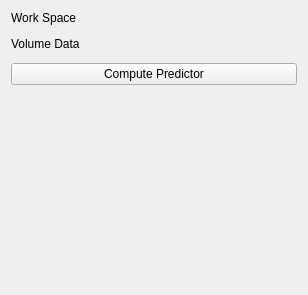
bingogome/samm, file samm/SammBase/Resources/UI/SammBase.ui: the form before one commit.
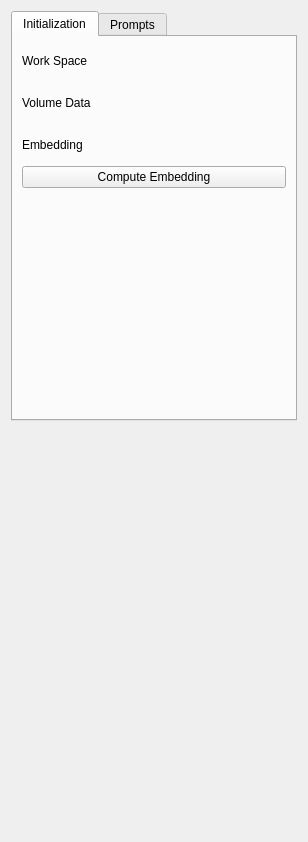
The form after the commit. Custom widgets are drawn as their Qt base class.

Commit message: added prompt UIs

The edit to the form file:
```diff
--- a/samm/SammBase/Resources/UI/SammBase.ui
+++ b/samm/SammBase/Resources/UI/SammBase.ui
@@ -7,12 +7,34 @@
     <x>0</x>
     <y>0</y>
     <width>308</width>
-    <height>295</height>
+    <height>842</height>
    </rect>
   </property>
   <layout class="QVBoxLayout" name="verticalLayout">
    <item>
+    <widget class="QTabWidget" name="tabWidget">
+     <property name="currentIndex">
+      <number>0</number>
+     </property>
+     <widget class="QWidget" name="tab">
+      <attribute name="title">
+       <string>Initialization</string>
+      </attribute>
+      <layout class="QVBoxLayout" name="verticalLayout_2">
+       <item>
     <widget class="QLabel" name="label">
+         <property name="minimumSize">
+          <size>
+           <width>0</width>
+           <height>30</height>
+          </size>
+         </property>
+         <property name="maximumSize">
+          <size>
+           <width>16777215</width>
+           <height>30</height>
+          </size>
+         </property>
      <property name="text">
       <string>Work Space</string>
      </property>
@@ -23,6 +45,18 @@
    </item>
    <item>
     <widget class="QLabel" name="label_2">
+         <property name="minimumSize">
+          <size>
+           <width>0</width>
+           <height>30</height>
+          </size>
+         </property>
+         <property name="maximumSize">
+          <size>
+           <width>16777215</width>
+           <height>30</height>
+          </size>
+         </property>
      <property name="text">
       <string>Volume Data</string>
      </property>
@@ -43,11 +77,103 @@
      </property>
     </widget>
    </item>
+       <item>
+        <widget class="QLabel" name="label_5">
+         <property name="minimumSize">
+          <size>
+           <width>0</width>
+           <height>30</height>
+          </size>
+         </property>
+         <property name="text">
+          <string>Embedding</string>
+         </property>
+        </widget>
+       </item>
    <item>
     <widget class="QPushButton" name="pushComputePredictor">
      <property name="text">
-      <string>Compute Predictor</string>
-     </property>
+          <string>Compute Embedding</string>
+         </property>
+        </widget>
+       </item>
+       <item>
+        <spacer name="verticalSpacer_2">
+         <property name="orientation">
+          <enum>Qt::Vertical</enum>
+         </property>
+         <property name="sizeHint" stdset="0">
+          <size>
+           <width>20</width>
+           <height>40</height>
+          </size>
+         </property>
+        </spacer>
+       </item>
+      </layout>
+     </widget>
+     <widget class="QWidget" name="tab_2">
+      <attribute name="title">
+       <string>Prompts</string>
+      </attribute>
+      <layout class="QVBoxLayout" name="verticalLayout_3">
+       <item>
+        <widget class="QLabel" name="label_3">
+         <property name="minimumSize">
+          <size>
+           <width>0</width>
+           <height>30</height>
+          </size>
+         </property>
+         <property name="text">
+          <string>Prompt - Add</string>
+         </property>
+        </widget>
+       </item>
+       <item>
+        <widget class="qSlicerSimpleMarkupsWidget" name="markupsAdd">
+         <property name="nodeColor">
+          <color>
+           <red>0</red>
+           <green>255</green>
+           <blue>0</blue>
+          </color>
+         </property>
+         <property name="defaultNodeColor">
+          <color>
+           <red>0</red>
+           <green>255</green>
+           <blue>0</blue>
+          </color>
+         </property>
+        </widget>
+       </item>
+       <item>
+        <widget class="QLabel" name="label_4">
+         <property name="minimumSize">
+          <size>
+           <width>0</width>
+           <height>30</height>
+          </size>
+         </property>
+         <property name="text">
+          <string>Prompt - Remove</string>
+         </property>
+        </widget>
+       </item>
+       <item>
+        <widget class="qSlicerSimpleMarkupsWidget" name="markupsRemove">
+         <property name="defaultNodeColor">
+          <color>
+           <red>255</red>
+           <green>0</green>
+           <blue>0</blue>
+          </color>
+         </property>
+        </widget>
+       </item>
+      </layout>
+     </widget>
     </widget>
    </item>
    <item>
@@ -82,6 +208,17 @@
    <header>qMRMLWidget.h</header>
    <container>1</container>
   </customwidget>
+  <customwidget>
+   <class>qSlicerWidget</class>
+   <extends>QWidget</extends>
+   <header>qSlicerWidget.h</header>
+   <container>1</container>
+  </customwidget>
+  <customwidget>
+   <class>qSlicerSimpleMarkupsWidget</class>
+   <extends>qSlicerWidget</extends>
+   <header>qSlicerSimpleMarkupsWidget.h</header>
+  </customwidget>
  </customwidgets>
  <resources/>
  <connections>
```
Left out of the diff: 32 changed lines with no effect on the pictures. Lines whose indentation alone changed are shown as unchanged. The commit also changes 10 other files.
